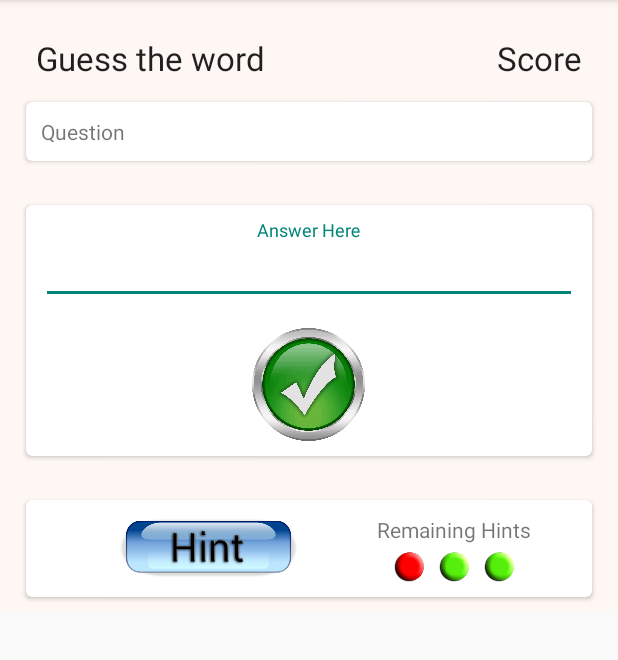
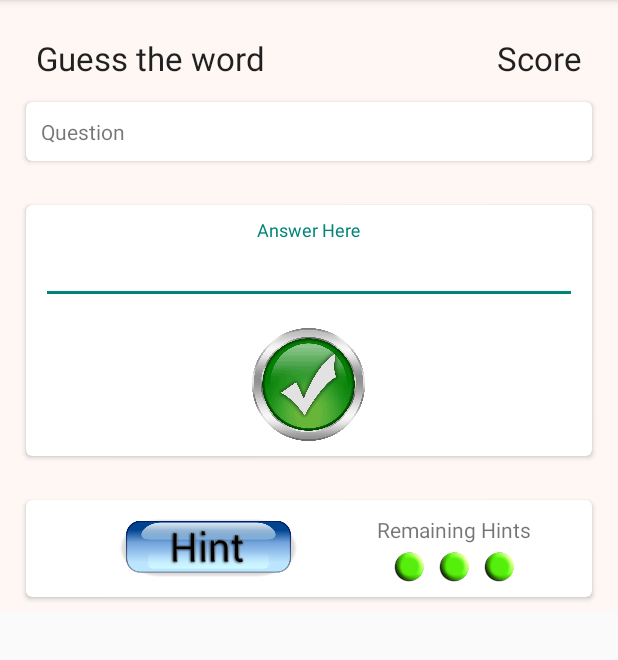
Before and after one commit to ninetyone/WordGame, an Android app: the screen it shows after launch (MainActivity), on a phone screen of 412 x 824 dp, the part 84-744 px from its top. Run offline under Robolectric (Android 15) with nearby library versions, the phone set to English and light mode, and no system bars.

```diff
--- a/app/src/main/java/com/example/akshaygoyal/wordgame/FetchWordInfo.java
+++ b/app/src/main/java/com/example/akshaygoyal/wordgame/FetchWordInfo.java
@@ -116,12 +116,12 @@ public class FetchWordInfo extends AsyncTask<Void, Void, Void> {
                 String rawStr;
                 if (relationType.equals(KEY_SYNONYM)) {
                     rawStr = wordJSONObject.getString(KEY_WORDS);
-                    rawStr.replaceAll("[\\[\\]\"]", "");
+                    rawStr = rawStr.replaceAll("[\\[\\]\"]", "");
                     synonyms += rawStr;
                 }
                 if (relationType.equals(KEY_ANTONYM)) {
                     rawStr = wordJSONObject.getString(KEY_WORDS);
-                    rawStr.replaceAll("[\\[\\]\"]", "");
+                    rawStr = rawStr.replaceAll("[\\[\\]\"]", "");
                     antonyms += rawStr;
                 }
 
--- a/app/src/main/java/com/example/akshaygoyal/wordgame/MainActivity.java
+++ b/app/src/main/java/com/example/akshaygoyal/wordgame/MainActivity.java
@@ -7,10 +7,11 @@ import android.support.v7.app.AppCompatActivity;
 import android.view.Menu;
 import android.view.MenuItem;
 
-public class MainActivity extends AppCompatActivity {
+public class MainActivity extends AppCompatActivity implements MainActivityFragment.OnGameClearedListener {
 
-    public static final String MY_PREFS = "MyPrefs" ;
+    public static final String MY_PREFS = "MyPrefs";
     SharedPreferences sharedPreferences;
+
     @Override
     protected void onCreate(Bundle savedInstanceState) {
         super.onCreate(savedInstanceState);
@@ -18,17 +19,20 @@ public class MainActivity extends AppCompatActivity {
         if (!sharedPreferences.contains("count")) {
             SharedPreferences.Editor editor = sharedPreferences.edit();
             editor.putInt("count", 1);
-            editor.commit();
+            editor.apply();
         }
         if (!sharedPreferences.contains("last_updated_row")) {
             SharedPreferences.Editor editor = sharedPreferences.edit();
             editor.putInt("last_updated_row", 1);
             editor.commit();
         }
+
+        getSupportFragmentManager().beginTransaction()
+                .replace(R.id.container, new MainActivityFragment(), "Game Fragment")
+                .commit();
         setContentView(R.layout.activity_main);
 
     }
-
 
     @Override
     public boolean onCreateOptionsMenu(Menu menu) {
@@ -51,4 +55,11 @@ public class MainActivity extends AppCompatActivity {
 
         return super.onOptionsItemSelected(item);
     }
+
+    @Override
+    public void onGameCleared(boolean next) {
+        getSupportFragmentManager().beginTransaction()
+                .replace(R.id.container, new MainActivityFragment(), "Game Fragment")
+                .commit();
+    }
 }
--- a/app/src/main/java/com/example/akshaygoyal/wordgame/MainActivityFragment.java
+++ b/app/src/main/java/com/example/akshaygoyal/wordgame/MainActivityFragment.java
@@ -1,16 +1,19 @@
 package com.example.akshaygoyal.wordgame;
 
 import android.content.Context;
+import android.content.DialogInterface;
 import android.content.SharedPreferences;
 import android.database.Cursor;
 import android.os.Bundle;
 import android.os.Handler;
 import android.support.v4.app.Fragment;
+import android.support.v7.app.AlertDialog;
 import android.view.LayoutInflater;
 import android.view.View;
 import android.view.ViewGroup;
 import android.widget.EditText;
 import android.widget.ImageButton;
+import android.widget.ImageView;
 import android.widget.TextView;
 import android.widget.Toast;
 
@@ -29,7 +32,7 @@ public class MainActivityFragment extends Fragment {
     private final String SYNONYM = "Synonym";
     private final String ANTONYM = "Antonym";
     private final String DEFINITION = "Definiton";
-
+    OnGameClearedListener mListener;
 
     private static final String[] WORDS_COLUMNS = {
 
@@ -42,6 +45,10 @@ public class MainActivityFragment extends Fragment {
             WordsContract.WordsEntry.COLUMN_HINTS
     };
 
+    public interface OnGameClearedListener {
+        public void onGameCleared(boolean next);
+    }
+
     static final int COL_ID = 0;
     static final int COL_WORD_ID = 1;
     static final int COL_WORD = 2;
@@ -52,12 +59,9 @@ public class MainActivityFragment extends Fragment {
     static int count;
     static int hintCount = 0;
     EditText mAnswer;
-    TextView mQuestion;
-    TextView mHint1;
-    TextView mHint2;
-    TextView mHint3;
-    ImageButton mSubmit;
-    ImageButton mHint;
+    TextView mQuestion, mHint1, mHint2, mHint3;
+    ImageButton mSubmit, mHint;
+    ImageView hintRemaining1, hintRemaining2, hintRemaining3;
 
     SharedPreferences sharedPreferences;
 
@@ -78,6 +82,9 @@ public class MainActivityFragment extends Fragment {
         mAnswer = (EditText) rootView.findViewById(R.id.answer);
         mSubmit = (ImageButton) rootView.findViewById(R.id.submit);
         mHint = (ImageButton) rootView.findViewById(R.id.hint_btn);
+        hintRemaining1 = (ImageView) rootView.findViewById(R.id.hint_remaining_1);
+        hintRemaining2 = (ImageView) rootView.findViewById(R.id.hint_remaining_2);
+        hintRemaining3 = (ImageView) rootView.findViewById(R.id.hint_remaining_3);
 
         sharedPreferences = getActivity().getSharedPreferences(MainActivity.MY_PREFS, Context.MODE_PRIVATE);
         count = sharedPreferences.getInt("count", 1);
@@ -89,7 +96,6 @@ public class MainActivityFragment extends Fragment {
             new FetchWords(getActivity()).execute();
         else if ((cursor.getCount() - count) < 5)
             new FetchWords(getActivity()).execute();
-
 
 
         Handler handler = new Handler();
@@ -164,7 +170,8 @@ public class MainActivityFragment extends Fragment {
                     public void onClick(View v) {
                         if (answersList.contains(mAnswer.getText().toString().trim())) {
                             Toast.makeText(getActivity(), "Correct", Toast.LENGTH_SHORT).show();
-                            sharedPreferences.edit().putInt("count", ++count);
+                            sharedPreferences.edit().putInt("count", ++count).apply();
+                            hintCount = 0;
                             showDialog();
                         } else {
                             Toast.makeText(getActivity(), "Incorrect", Toast.LENGTH_SHORT).show();
@@ -185,6 +192,7 @@ public class MainActivityFragment extends Fragment {
                                 mHint1.setVisibility(View.VISIBLE);
                                 mHint1.setText(hintsList.get(rand));
                                 hintsList.remove(rand);
+                                hintRemaining1.setImageDrawable(getResources().getDrawable(R.drawable.hint_red));
                                 hintCount++;
                                 break;
                             case 1:
@@ -193,6 +201,7 @@ public class MainActivityFragment extends Fragment {
                                 mHint2.setVisibility(View.VISIBLE);
                                 mHint2.setText(hintsList.get(rand));
                                 hintsList.remove(rand);
+                                hintRemaining2.setImageDrawable(getResources().getDrawable(R.drawable.hint_red));
                                 hintCount++;
                                 break;
                             case 2:
@@ -201,22 +210,37 @@ public class MainActivityFragment extends Fragment {
                                 mHint3.setVisibility(View.VISIBLE);
                                 mHint3.setText(hintsList.get(rand));
                                 hintsList.remove(rand);
+                                hintRemaining3.setImageDrawable(getResources().getDrawable(R.drawable.hint_red));
                                 hintCount++;
                                 break;
                             default:
                                 Toast.makeText(getActivity(), "You are out of Hints", Toast.LENGTH_SHORT).show();
                         }
-
                     }
                 });
             }
-
         return rootView;
 
     }
 
     private void showDialog() {
-
+        AlertDialog.Builder builder = new AlertDialog.Builder(getActivity());
+        builder.setTitle("Correct");
+        builder.setMessage("Continue to next question?");
+        builder.setPositiveButton("OK", new DialogInterface.OnClickListener() {
+            @Override
+            public void onClick(DialogInterface dialog, int which) {
+                mListener = (OnGameClearedListener) getActivity();
+                mListener.onGameCleared(true);
+            }
+        });
+        builder.setNegativeButton("Cancel", new DialogInterface.OnClickListener() {
+            @Override
+            public void onClick(DialogInterface dialog, int which) {
+                dialog.dismiss();
+            }
+        });
+        builder.show();
     }
 
     private void populateList(Cursor cursor, String str, ArrayList arrayList) {
--- a/app/src/main/res/layout/activity_main.xml
+++ b/app/src/main/res/layout/activity_main.xml
@@ -1,5 +1,8 @@
-<fragment xmlns:android="http://schemas.android.com/apk/res/android"
-    xmlns:tools="http://schemas.android.com/tools" android:id="@+id/fragment"
+<FrameLayout
+    android:id="@+id/container"
     android:name="com.example.akshaygoyal.wordgame.MainActivityFragment"
-    tools:layout="@layout/fragment_main" android:layout_width="match_parent"
-    android:layout_height="match_parent" />
+    xmlns:android="http://schemas.android.com/apk/res/android"
+    xmlns:tools="http://schemas.android.com/tools"
+    android:layout_width="match_parent"
+    android:layout_height="match_parent"
+    tools:layout="@layout/fragment_main"/>
--- a/app/src/main/res/layout/fragment_main.xml
+++ b/app/src/main/res/layout/fragment_main.xml
@@ -18,21 +18,21 @@
             android:id="@+id/guess_the_word"
             android:layout_width="wrap_content"
             android:layout_height="wrap_content"
+            android:layout_marginLeft="20dp"
             android:layout_marginTop="20dp"
             android:text="Guess the word"
-            android:textAppearance="?android:attr/textAppearanceLarge"
-            android:layout_marginLeft="20dp"/>
+            android:textAppearance="?android:attr/textAppearanceLarge"/>
 
         <TextView
+            android:id="@+id/score"
             android:layout_width="wrap_content"
             android:layout_height="wrap_content"
-            android:textAppearance="?android:attr/textAppearanceLarge"
+            android:layout_alignParentEnd="true"
+            android:layout_alignParentRight="true"
+            android:layout_alignTop="@+id/guess_the_word"
+            android:layout_marginRight="20dp"
             android:text="Score"
-            android:id="@+id/score"
-            android:layout_alignTop="@+id/guess_the_word"
-            android:layout_alignParentRight="true"
-            android:layout_alignParentEnd="true"
-            android:layout_marginRight="20dp"/>
+            android:textAppearance="?android:attr/textAppearanceLarge"/>
 
         <android.support.v7.widget.CardView
             android:id="@+id/questionView"
@@ -194,7 +194,7 @@
                             android:layout_height="20dp"
                             android:layout_gravity="center_vertical"
                             android:layout_marginRight="10dp"
-                            android:src="@drawable/hint_red"/>
+                            android:src="@drawable/hint_green"/>
 
                         <ImageView
                             android:id="@+id/hint_remaining_2"
--- /dev/null
+++ b/app/src/main/res/values/colors.xml
@@ -0,0 +1,4 @@
+<?xml version="1.0" encoding="utf-8"?>
+<resources>
+    <color name="blue">#4f66ff</color>
+</resources>
```
Also changed, not shown: 1 other file.
